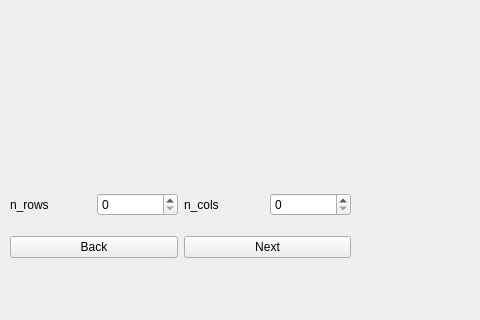
First picture: the form in image_window.ui, repository penny4860/Pascal-VOC-annotation-viewer, before the edit; both pictures show x 0 to 480 and y 280 to 600 of the 1110 by 600 pixel window.
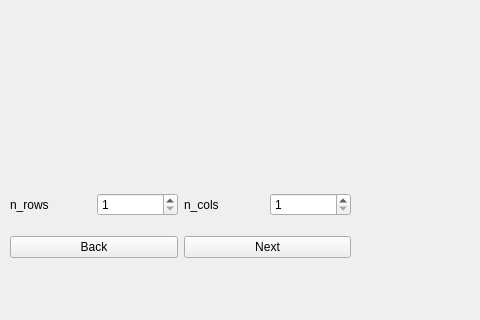
Second picture: the form after the edit.

The edit to the form file:
```diff
--- a/image_window.ui
+++ b/image_window.ui
@@ -36,7 +36,14 @@
     </property>
     <layout class="QGridLayout" name="input_layout">
      <item row="1" column="1">
-      <widget class="QSpinBox" name="spinBox"/>
+      <widget class="QSpinBox" name="spinBox">
+       <property name="minimum">
+        <number>1</number>
+       </property>
+       <property name="maximum">
+        <number>20</number>
+       </property>
+      </widget>
      </item>
      <item row="1" column="0">
       <widget class="QLabel" name="label">
@@ -46,7 +53,14 @@
       </widget>
      </item>
      <item row="1" column="3">
-      <widget class="QSpinBox" name="spinBox_2"/>
+      <widget class="QSpinBox" name="spinBox_2">
+       <property name="minimum">
+        <number>1</number>
+       </property>
+       <property name="maximum">
+        <number>20</number>
+       </property>
+      </widget>
      </item>
      <item row="2" column="0" colspan="2">
       <widget class="QPushButton" name="pushButton">
```
